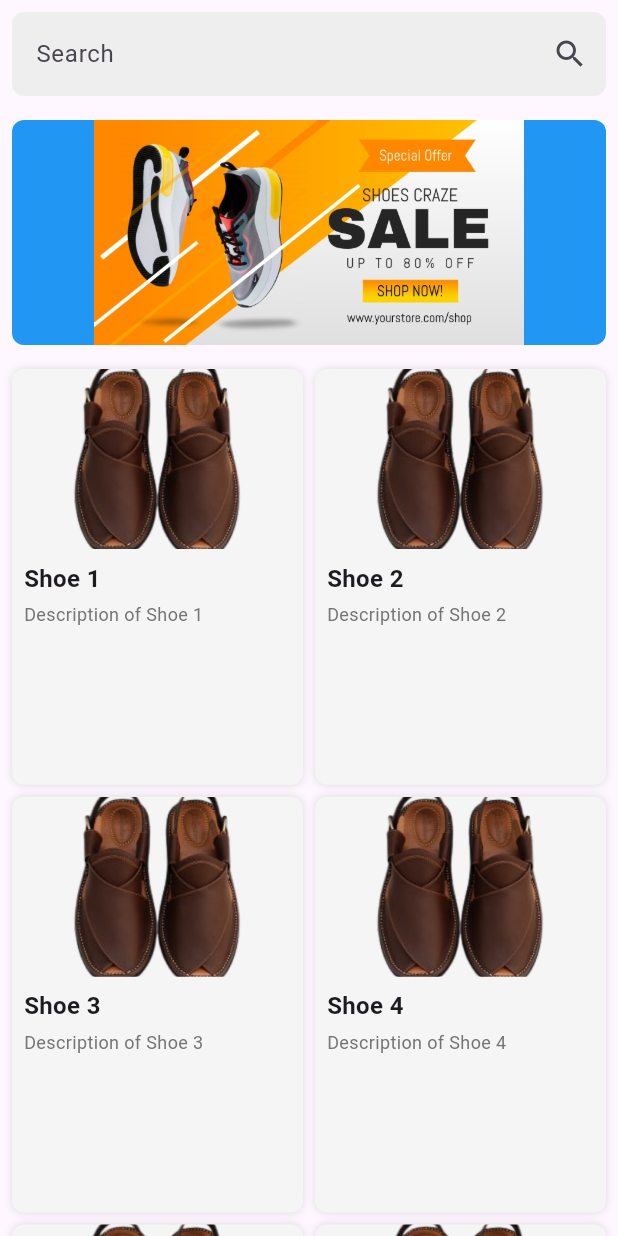
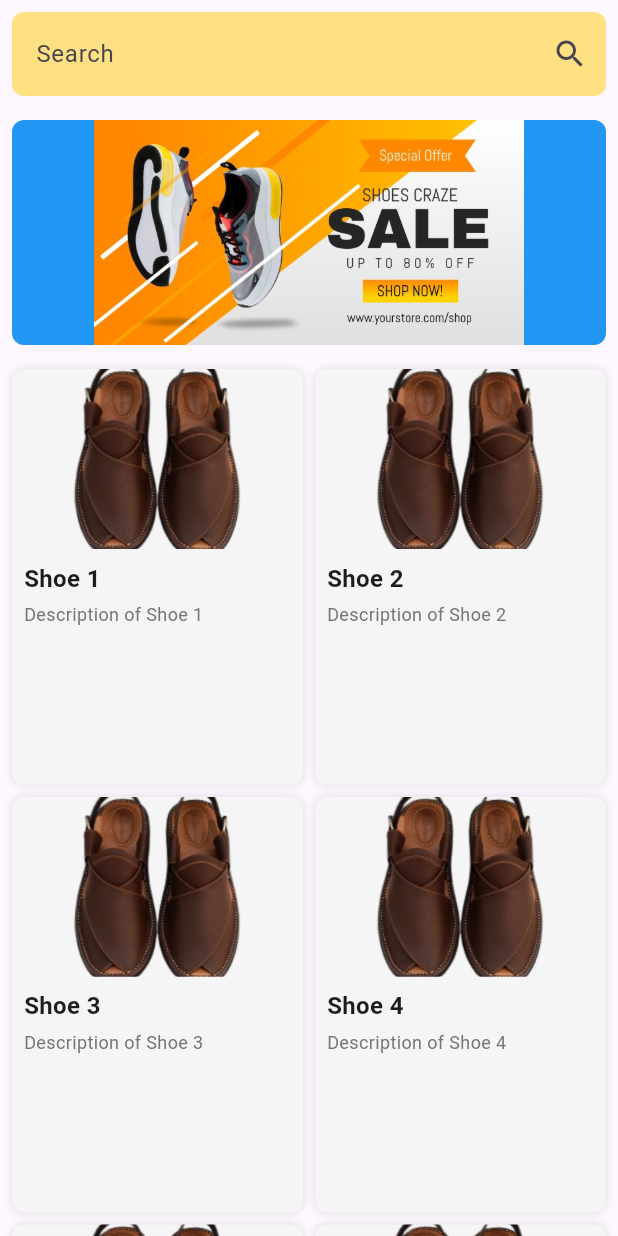
Before and after one commit to Brinda777/walkwise, a Flutter app: the MyHomePage screen opened directly, on a phone screen of 412 x 824 dp. Run offline on Flutter 3.47's test engine with Material 3 defaults, Android fonts, the phone set to English and light mode, and no system bars; our stand-ins replace cached_network_image.

Commit message:
Color changed

```diff
--- a/lib/screen/homepage.dart
+++ b/lib/screen/homepage.dart
@@ -44,7 +44,7 @@ class _MyHomePageState extends State<MyHomePage> {
                       borderSide: BorderSide.none,
                     ),
                     filled: true,
-                    fillColor: Colors.grey[200],
+                    fillColor: Colors.amber[200],
                   ),
                 ),
               ),
```
